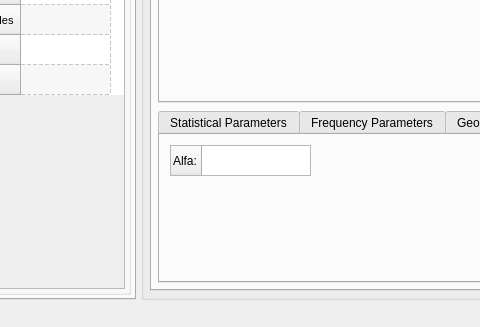
Old version of the form ecganalyzer.ui in the repository mateuszbaran/ECG-analyzer; both pictures show x 129 to 609 and y 227 to 554 of the 862 by 554 pixel window.
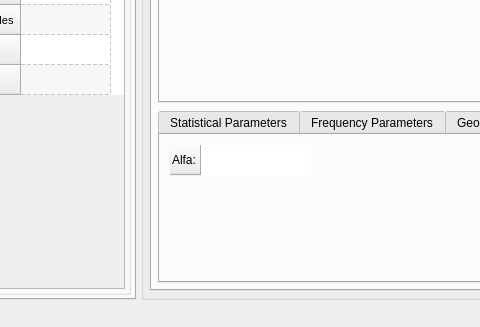
New version of the form. The open tabs and pages were chosen to show the change. Icons and pictures are not drawn. Custom widgets are drawn as their Qt base class.

What changed in the file:
```diff
--- a/ecganalyzer.ui
+++ b/ecganalyzer.ui
@@ -776,6 +776,9 @@
                  <height>31</height>
                 </rect>
                </property>
+               <property name="frameShape">
+                <enum>QFrame::NoFrame</enum>
+               </property>
                <property name="editTriggers">
                 <set>QAbstractItemView::NoEditTriggers</set>
                </property>
```
Left out of the diff: 8 changed lines with no effect on the pictures.
